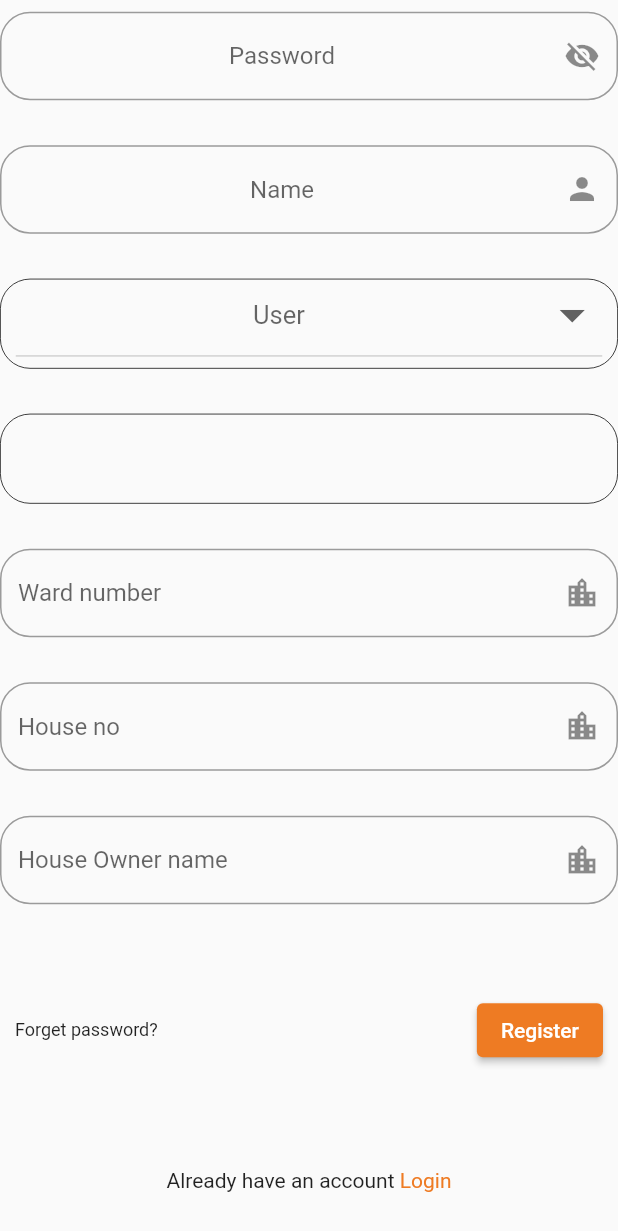
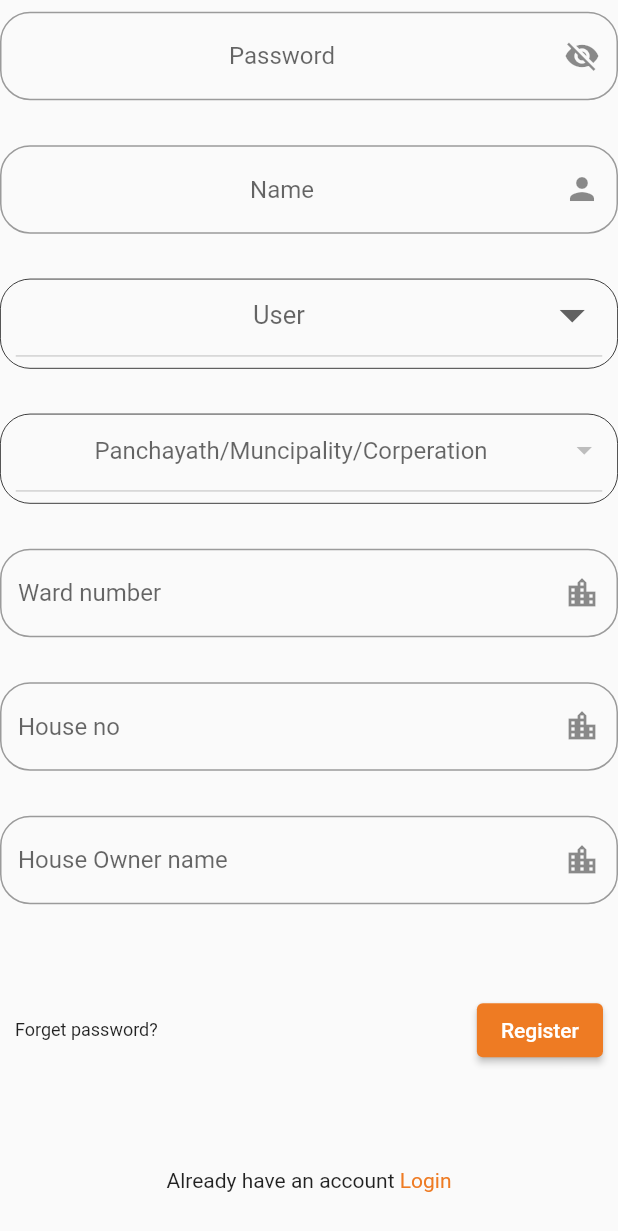
Before and after one commit to sankarvinayak/HarithaKarma, a Flutter app: the Signup screen opened directly, scrolled down 527 dp, on a phone screen of 412 x 824 dp. Shown: the top 1231 px of the screen. Run offline on Flutter 3.47's test engine with Material 2 defaults, Android fonts, the phone set to English and light mode, and no system bars; our stand-ins replace cloud_firestore, firebase_auth, firebase_core, flutter_spinkit, get_it; accounts and stored records are empty.

Commit message:
Panchayath available for field and home only if some

```diff
--- a/harithakarma/lib/Screens/Auth/login.dart
+++ b/harithakarma/lib/Screens/Auth/login.dart
@@ -161,10 +161,8 @@ class _Login extends State<Login> {
                     SizedBox(height: 20.0),
                     GestureDetector(
                       onTap: () {
-                        Navigator.push(
-                            context,
-                            MaterialPageRoute(
-                                builder: (context) => GetUserName()));
+                        Navigator.push(context,
+                            MaterialPageRoute(builder: (context) => Signup()));
                       },
                       child: Text.rich(
                         TextSpan(text: 'Don\'t have an account ', children: [
--- a/harithakarma/lib/Screens/Auth/signup.dart
+++ b/harithakarma/lib/Screens/Auth/signup.dart
@@ -1,3 +1,4 @@
+import 'package:cloud_firestore/cloud_firestore.dart';
 import 'package:flutter/material.dart';
 import 'package:harithakarma/Screens/Adminuser/Dashbord.dart';
 import 'package:harithakarma/Screens/Auth/auth.dart';
@@ -21,8 +22,9 @@ class _Signup extends State<Signup> {
   String error = '';
   String? insti;
   bool isLoading = false;
+  // bool setDefaultpanchayath = true;
   var _dropDownValue;
-  var _Panchayath;
+  var _Panchayath = null;
   String? empid;
   String? wardno;
   String? houseno;
@@ -39,10 +41,6 @@ class _Signup extends State<Signup> {
             body: Container(
               height: height,
               width: width,
-              // child: isLoading
-              //             ? Center(
-              //                 child: CircularProgressIndicator(),
-              //               ):
               child: SingleChildScrollView(
                 child: Column(
                   mainAxisAlignment: MainAxisAlignment.center,
@@ -106,7 +104,6 @@ class _Signup extends State<Signup> {
                       height: 30.0,
                     ),
                     TextField(
-                      obscureText: true,
                       textAlign: TextAlign.center,
                       onChanged: (value) {
                         name = value;
@@ -218,15 +215,25 @@ class _Signup extends State<Signup> {
                                   ),
                                   Container(
                                       height: 60,
-                                    padding:
-                                        EdgeInsets.symmetric(horizontal: 10.0),
+                                      padding: EdgeInsets.symmetric(
+                                          horizontal: 10.0),
                                       decoration: BoxDecoration(
-                                      borderRadius: BorderRadius.circular(20.0),
+                                        borderRadius:
+                                            BorderRadius.circular(20.0),
                                         border: Border.all(
                                             style: BorderStyle.solid,
                                             width: 0.50),
                                       ),
-                                    child: DropdownButton(
+                                      child: StreamBuilder<QuerySnapshot>(
+                                        stream:
+                                            DatabaseService().getpanchayath(),
+                                        builder: (BuildContext context,
+                                            AsyncSnapshot<QuerySnapshot>
+                                                snapshot) {
+                                          if (!snapshot.hasData)
+                                            return Container();
+
+                                          return DropdownButton(
                                             hint: Container(
                                               alignment: Alignment.center,
                                               child: _Panchayath == null
@@ -237,83 +244,83 @@ class _Signup extends State<Signup> {
                                                     ),
                                             ),
                                             isExpanded: true,
-                                      iconSize: 40.0,
-                                      style: TextStyle(
-                                          color: Colors.black, fontSize: 17.0),
-                                      items: [
-                                        'Sreekrishnapuram',
-                                        'Kadambazipuram',
-                                        'Karimpuza'
-                                      ].map(
-                                        (val) {
-                                          return DropdownMenuItem<String>(
-                                            value: val,
+                                            value: _Panchayath,
+                                            items: snapshot.data!.docs
+                                                .map((value) {
+                                              return DropdownMenuItem(
+                                                value: value.get('panchayath'),
                                                 child: Text(
-                                              val,
-                                            ),
+                                                    '${value.get('panchayath')}'),
                                               );
-                                        },
-                                      ).toList(),
-                                      onChanged: (val) {
+                                            }).toList(),
+                                            onChanged: (value) {
+                                              debugPrint(
+                                                  'selected onchange: $value');
                                               setState(
                                                 () {
-                                            _Panchayath = val;
+                                                  _Panchayath = value;
                                                 },
                                               );
                                             },
-                                    ),
-                                  ),
+                                          );
+                                        },
+                                      )),
                                 ],
                               ))
                             : (Column(
                                 children: [
                                   Container(
                                       height: 60,
-                                    padding:
-                                        EdgeInsets.symmetric(horizontal: 10.0),
+                                      padding: EdgeInsets.symmetric(
+                                          horizontal: 10.0),
                                       decoration: BoxDecoration(
-                                      borderRadius: BorderRadius.circular(20.0),
+                                        borderRadius:
+                                            BorderRadius.circular(20.0),
                                         border: Border.all(
                                             style: BorderStyle.solid,
                                             width: 0.50),
                                       ),
-                                    // child: DropdownButton(
-                                    //   hint: Container(
-                                    //     alignment: Alignment.center,
-                                    //     child: _Panchayath == null
-                                    //         ? Text(
-                                    //             'Panchayath/Muncipality/Corperation')
-                                    //         : Text(
-                                    //             _Panchayath,
-                                    //           ),
-                                    //   ),
-                                    //   isExpanded: true,
-                                    //   iconSize: 40.0,
-                                    //   style: TextStyle(
-                                    //       color: Colors.black, fontSize: 17.0),
-                                    //   items: [
-                                    //     'Sreekrishnapuram',
-                                    //     'Kadambazipuram',
-                                    //     'Karimpuza'
-                                    //   ].map(
-                                    //     (val) {
-                                    //       return DropdownMenuItem<String>(
-                                    //         value: val,
-                                    //         child: Text(
-                                    //           val,
-                                    //         ),
-                                    //       );
-                                    //     },
-                                    //   ).toList(),
-                                    //   onChanged: (val) {
-                                    //     setState(
-                                    //       () {
-                                    //         _Panchayath = val;
-                                    //       },
-                                    //     );
-                                    //   },
-                                    // ),
+                                      child: StreamBuilder<QuerySnapshot>(
+                                        stream:
+                                            DatabaseService().getpanchayath(),
+                                        builder: (BuildContext context,
+                                            AsyncSnapshot<QuerySnapshot>
+                                                snapshot) {
+                                          if (!snapshot.hasData)
+                                            return Container();
+
+                                          return DropdownButton(
+                                            hint: Container(
+                                              alignment: Alignment.center,
+                                              child: _Panchayath == null
+                                                  ? Text(
+                                                      'Panchayath/Muncipality/Corperation')
+                                                  : Text(
+                                                      _Panchayath,
                                                     ),
+                                            ),
+                                            isExpanded: true,
+                                            value: _Panchayath,
+                                            items: snapshot.data!.docs
+                                                .map((value) {
+                                              return DropdownMenuItem(
+                                                value: value.get('panchayath'),
+                                                child: Text(
+                                                    '${value.get('panchayath')}'),
+                                              );
+                                            }).toList(),
+                                            onChanged: (value) {
+                                              debugPrint(
+                                                  'selected onchange: $value');
+                                              setState(
+                                                () {
+                                                  _Panchayath = value;
+                                                },
+                                              );
+                                            },
+                                          );
+                                        },
+                                      )),
                                   SizedBox(
                                     height: 30.0,
                                   ),
@@ -364,42 +371,6 @@ class _Signup extends State<Signup> {
                                   )
                                 ],
                               )),
-                    // SizedBox(
-                    //   height: 30.0,
-                    // ),
-                    // TextField(
-                    //   decoration: InputDecoration(
-                    //     hintText: 'Ward',
-                    //     suffixIcon: Icon(Icons.location_on),
-                    //     border: OutlineInputBorder(
-                    //       borderRadius: BorderRadius.circular(20.0),
-                    //     ),
-                    //   ),
-                    // ),
-                    // SizedBox(
-                    //   height: 30.0,
-                    // ),
-                    // TextField(
-                    //   decoration: InputDecoration(
-                    //     hintText: 'House Number',
-                    //     suffixIcon: Icon(Icons.home),
-                    //     border: OutlineInputBorder(
-                    //       borderRadius: BorderRadius.circular(20.0),
-                    //     ),
-                    //   ),
-                    // ),
-                    // SizedBox(
-                    //   height: 30.0,
-                    // ),
-                    // TextField(
-                    //   decoration: InputDecoration(
-                    //     hintText: 'Owner name',
-                    //     suffixIcon: Icon(Icons.person),
-                    //     border: OutlineInputBorder(
-                    //       borderRadius: BorderRadius.circular(20.0),
-                    //     ),
-                    //   ),
-                    // ),
                     SizedBox(
                       height: 20.0,
                     ),
@@ -459,12 +430,6 @@ class _Signup extends State<Signup> {
                                       'Could not sign in with those credentials';
                                 });
                               }
-
-                              // Navigator.pushReplacement(
-                              //     context,
-                              //     MaterialPageRoute(
-                              //         builder: (BuildContext context) =>
-                              //             SideDrawerHome()));
                             },
                             child: Text('Register'),
                           )
@@ -472,7 +437,6 @@ class _Signup extends State<Signup> {
                       ),
                     ),
                     SizedBox(height: 12.0),
-
                     Text(
                       error,
                       style: TextStyle(
--- a/harithakarma/lib/database.dart
+++ b/harithakarma/lib/database.dart
@@ -66,4 +66,8 @@ class DatabaseService {
     print(utype);
     return utype;
   }
+
+  getpanchayath() {
+    return adminCollection.orderBy('panchayath').snapshots();
+  }
 }
```
Lines whose indentation alone changed are shown as unchanged.
